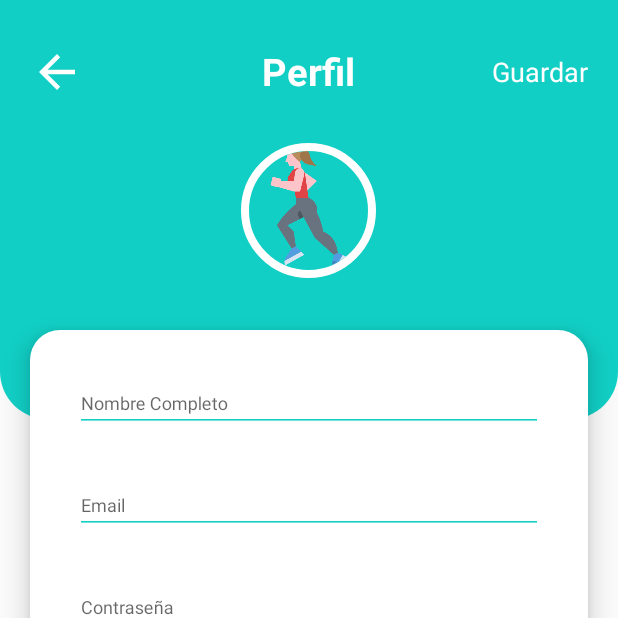
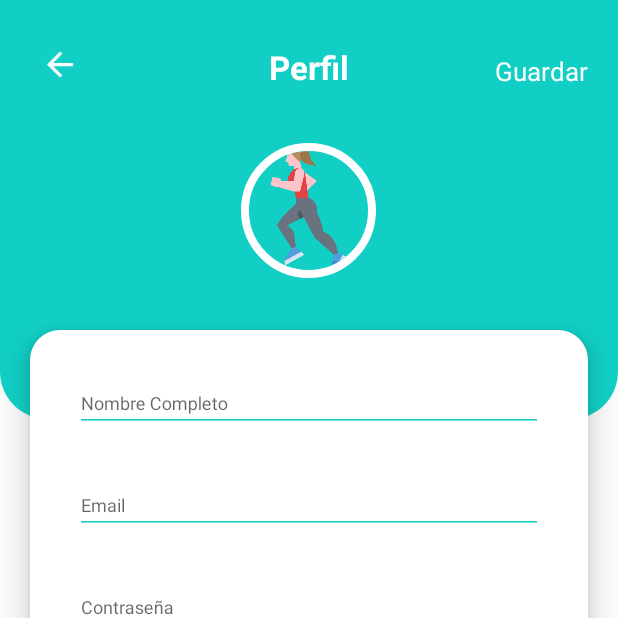
Before and after one commit to SergioGamero31/D-health, an Android app: the fragment EditProfileFragment placed in its activity, on a phone screen of 412 x 824 dp, the top half of it. Run offline under Robolectric (Android 15) with nearby library versions, the phone set to English and light mode, and no system bars; our stand-ins replace CircleImageView, Firebase (no records; nobody signed in at launch, a user with empty details on screens opened directly).

Commit message:
Act nashe

```diff
--- a/app/src/main/java/Fragments/EditProfileFragment.java
+++ b/app/src/main/java/Fragments/EditProfileFragment.java
@@ -10,57 +10,17 @@ import android.view.ViewGroup;
 
 import com.example.diabetes.R;
 
-/**
- * A simple {@link Fragment} subclass.
- * Use the {@link EditProfileFragment#newInstance} factory method to
- * create an instance of this fragment.
- */
+
 public class EditProfileFragment extends Fragment {
-
-    // TODO: Rename parameter arguments, choose names that match
-    // the fragment initialization parameters, e.g. ARG_ITEM_NUMBER
-    private static final String ARG_PARAM1 = "param1";
-    private static final String ARG_PARAM2 = "param2";
-
-    // TODO: Rename and change types of parameters
-    private String mParam1;
-    private String mParam2;
 
     public EditProfileFragment() {
         // Required empty public constructor
-    }
-
-    /**
-     * Use this factory method to create a new instance of
-     * this fragment using the provided parameters.
-     *
-     * @param param1 Parameter 1.
-     * @param param2 Parameter 2.
-     * @return A new instance of fragment PerfilUsuarioFragment.
-     */
-    // TODO: Rename and change types and number of parameters
-    public static EditProfileFragment newInstance(String param1, String param2) {
-        EditProfileFragment fragment = new EditProfileFragment();
-        Bundle args = new Bundle();
-        args.putString(ARG_PARAM1, param1);
-        args.putString(ARG_PARAM2, param2);
-        fragment.setArguments(args);
-        return fragment;
-    }
-
-    @Override
-    public void onCreate(Bundle savedInstanceState) {
-        super.onCreate(savedInstanceState);
-        if (getArguments() != null) {
-            mParam1 = getArguments().getString(ARG_PARAM1);
-            mParam2 = getArguments().getString(ARG_PARAM2);
-        }
     }
 
     @Override
     public View onCreateView(LayoutInflater inflater, ViewGroup container,
                              Bundle savedInstanceState) {
         // Inflate the layout for this fragment
-        return inflater.inflate(R.layout.fragment_perfil_usuario, container, false);
+        return inflater.inflate(R.layout.fragment_edit_profile, container, false);
     }
 }
--- a/app/src/main/java/Interfaces/IComDashboard.java
+++ b/app/src/main/java/Interfaces/IComDashboard.java
@@ -6,5 +6,6 @@ public interface IComDashboard {
     public void doExcercise();
     public void regMedicine();
     public void regFood();
+    public void doConsult();
     public void seeProgress();
 }
--- a/app/src/main/java/com/example/diabetes/MainActivity.java
+++ b/app/src/main/java/com/example/diabetes/MainActivity.java
@@ -141,6 +141,11 @@ public class MainActivity extends AppCompatActivity implements IComDashboard {
     }
 
     @Override
+    public void doConsult() {
+        Toast.makeText(getApplicationContext(),"Realizar Consulta", Toast.LENGTH_SHORT).show();
+    }
+
+    @Override
     public void seeProgress() {
         Toast.makeText(getApplicationContext(),"Ver Progreso", Toast.LENGTH_SHORT).show();
     }
--- a/app/src/main/java/com/example/diabetes/MainFragment.java
+++ b/app/src/main/java/com/example/diabetes/MainFragment.java
@@ -18,7 +18,7 @@ public class MainFragment extends Fragment {
 
     View view;
     Activity main;
-    CardView cardExcercise, cardSugar, cardMedicine, cardFood, cardStatistics;
+    CardView cardExcercise, cardSugar, cardMedicine, cardFood, cardStatistics, cardConsult;
     IComDashboard iComDashboard;
 
     public MainFragment() {
@@ -34,6 +34,7 @@ public class MainFragment extends Fragment {
         cardExcercise = view.findViewById(R.id.cardExcercise);
         cardMedicine = view.findViewById(R.id.cardMedicine);
         cardFood = view.findViewById(R.id.cardFood);
+        cardConsult = view.findViewById(R.id.cardConsult);
 
         cardStatistics = view.findViewById(R.id.cardStatistics);
 
@@ -78,6 +79,11 @@ public class MainFragment extends Fragment {
                 iComDashboard.seeProgress();
             }
         });
+
+        cardConsult.setOnClickListener(new View.OnClickListener() {
+            @Override
+            public void onClick(View v) { iComDashboard.doConsult(); }
+        });
     }
 
     @Override
--- a/app/src/main/res/layout/fragment_perfil_usuario.xml
+++ b/app/src/main/res/layout/fragment_edit_profile.xml
@@ -23,8 +23,8 @@
 
                 <ImageView
                     android:id="@+id/imageView"
-                    android:layout_width="36dp"
-                    android:layout_height="36dp"
+                    android:layout_width="40dp"
+                    android:layout_height="26dp"
                     android:layout_alignParentLeft="true"
                     android:layout_marginRight="8dp"
                     android:layout_marginTop="30dp"
@@ -37,7 +37,7 @@
                     android:layout_marginTop="30dp"
                     android:text="Perfil"
                     android:textColor="@color/whiteTextColor"
-                    android:textSize="25sp"
+                    android:textSize="22sp"
                     android:textStyle="bold"
                     android:layout_centerHorizontal="true"/>
 
@@ -48,7 +48,7 @@
                     android:layout_marginTop="35dp"
                     android:text="Guardar"
                     android:textColor="@color/whiteTextColor"
-                    android:textSize="18sp"
+                    android:textSize="17sp"
                     android:layout_alignParentRight="true"/>
 
             </RelativeLayout>
@@ -86,27 +86,28 @@
             android:elevation="10dp"
             android:orientation="vertical">
 
-            <LinearLayout
+            <RelativeLayout
                 android:layout_width="match_parent"
                 android:layout_height="wrap_content"
                 android:layout_marginLeft="30dp"
                 android:layout_marginRight="30dp">
 
+
                 <com.google.android.material.textfield.TextInputLayout
                     android:id="@+id/ptextInputName"
                     style="@style/parent"
-                    android:layout_marginTop="@dimen/loginViewsMargin">
+                    android:layout_marginTop="20dp">
 
                     <EditText
                         android:id="@+id/peditTextName"
                         style="@style/modifiedEditText"
-                        android:hint="Nombre Completo"
                         android:inputType="textEmailAddress"
-                        android:maxLines="1" />
+                        android:maxLines="1"
+                        android:hint="Nombre Completo" />
 
                 </com.google.android.material.textfield.TextInputLayout>
 
-            </LinearLayout>
+            </RelativeLayout>
 
             <LinearLayout
                 android:layout_width="match_parent"
--- a/app/src/main/res/layout/fragment_main.xml
+++ b/app/src/main/res/layout/fragment_main.xml
@@ -191,6 +191,7 @@
                     </androidx.cardview.widget.CardView>
 
                     <androidx.cardview.widget.CardView
+                        android:id="@+id/cardConsult"
                         android:layout_width="wrap_content"
                         android:layout_height="wrap_content"
                         android:layout_columnWeight="1"
--- a/app/src/main/res/values/styles.xml
+++ b/app/src/main/res/values/styles.xml
@@ -76,4 +76,9 @@
         <item name="android:drawableRight">@drawable/ic_more</item>
     </style>
 
+    <style name="profileEditText">
+        <item name="android:textColor">#B1B1B1</item>
+        <item name="android:textSize">12sp</item>
+        <item name="android:layout_marginTop">18dp</item>
+    </style>
 </resources>
```
Also changed, not shown: app/src/main/res/layout/fragment_podometer.xml (+8 -7 lines).
